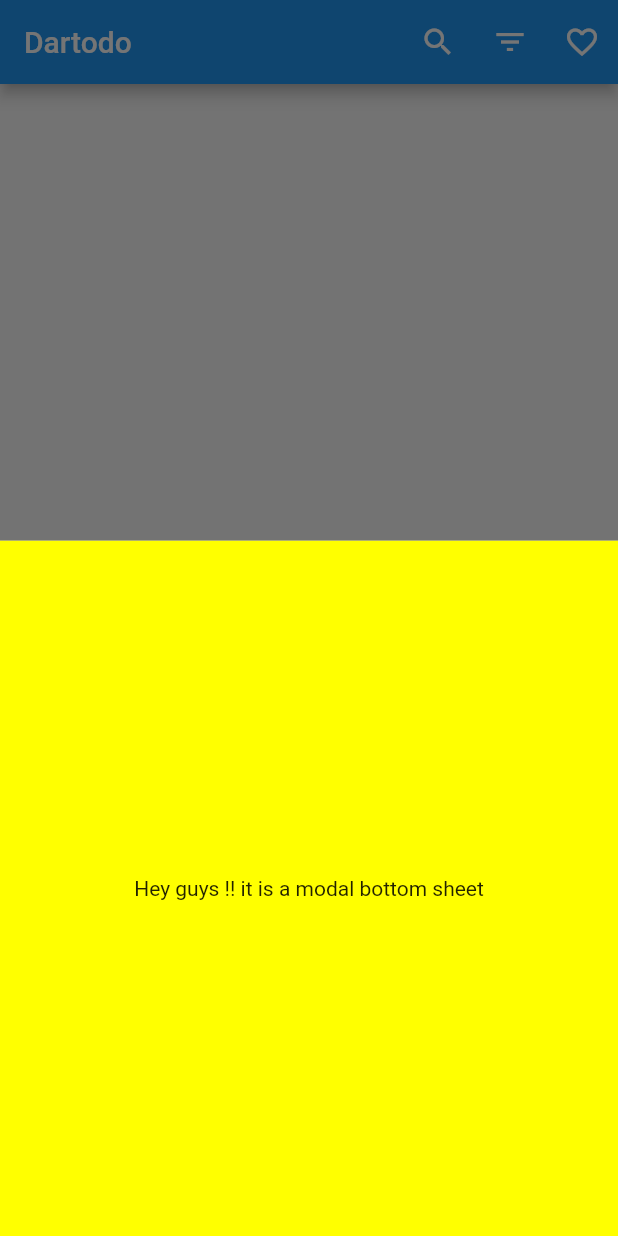
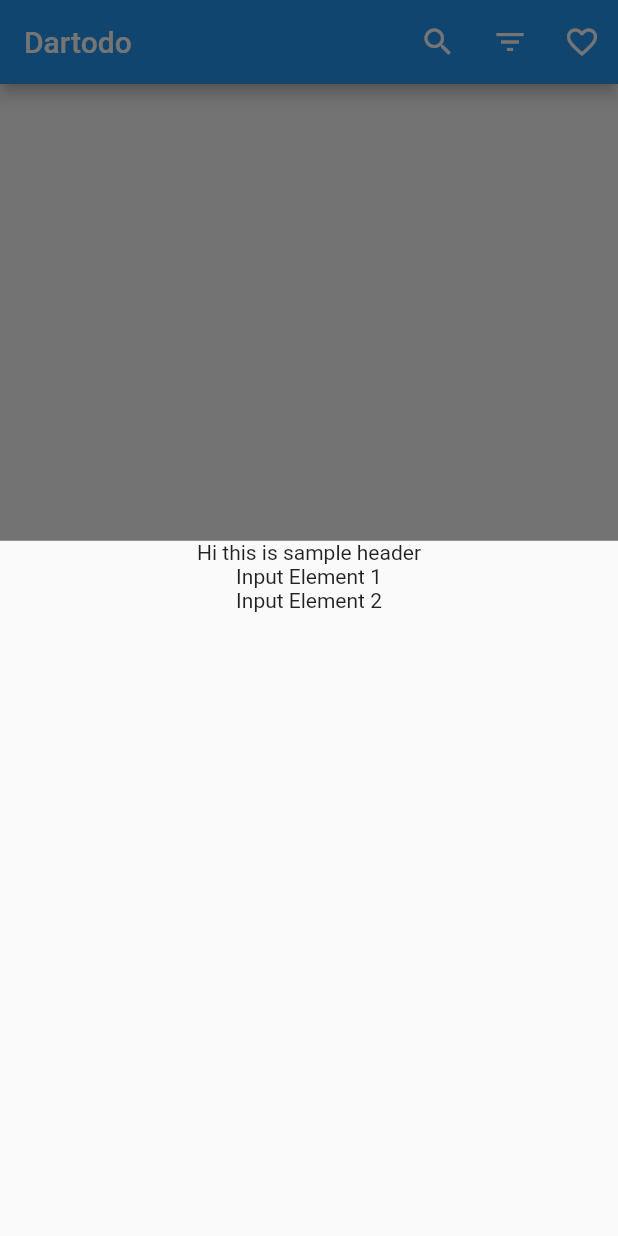
Before and after one commit to solderneer/dartodo, a Flutter app: the screen it shows after launch, after a tap on the "add" icon, on a phone screen of 412 x 824 dp. Run offline on Flutter 3.47's test engine with Material 2 defaults, Android fonts, the phone set to English and light mode, and no system bars.

Commit message:
added stub bottom modal

```diff
--- a/dartodo_client/lib/badge.dart
+++ b/dartodo_client/lib/badge.dart
@@ -12,9 +12,9 @@ class Badge extends StatelessWidget {
       padding:
           const EdgeInsets.only(left: 8.0, right: 8.0, bottom: 5.0, top: 5.0),
       margin: const EdgeInsets.all(2.0),
-      decoration: new BoxDecoration(
+      decoration: BoxDecoration(
           color: _color, //new Color.fromRGBO(255, 0, 0, 0.0),
-          borderRadius: new BorderRadius.only(
+          borderRadius: BorderRadius.only(
               topLeft: const Radius.circular(5.0),
               topRight: const Radius.circular(5.0),
               bottomLeft: const Radius.circular(5.0),
--- /dev/null
+++ b/dartodo_client/lib/bottompanel.dart
@@ -0,0 +1,23 @@
+import 'package:flutter/material.dart';
+
+class BottomPanel extends StatelessWidget {
+
+  @override
+  Widget build(BuildContext context){
+    return Container(
+      decoration: BoxDecoration(
+        borderRadius: BorderRadius.only(
+          topLeft: const Radius.circular(5.0),
+          topRight: const Radius.circular(5.0),
+        )
+      ),
+      child: Column(
+        children: <Widget> [
+          Text('Hi this is sample header'),
+          Text('Input Element 1'),
+          Text('Input Element 2'),
+        ],
+      ),
+    );
+  }
+}
--- a/dartodo_client/lib/home.dart
+++ b/dartodo_client/lib/home.dart
@@ -1,6 +1,7 @@
 import 'package:flutter/material.dart';
 
 import 'listitem.dart';
+import 'bottompanel.dart';
 import 'datatypes.dart';
 
 class Home extends StatefulWidget {
@@ -32,12 +33,7 @@ class _HomeState extends State<Home> {
     showModalBottomSheet(
         context: context,
         builder: (builder) {
-          return new Container(
-            color: Colors.yellowAccent,
-            child: new Center(
-              child: new Text("Hey guys !! it is a modal bottom sheet"),
-            ),
-          );
+            return BottomPanel();
         });
   }
 
```
